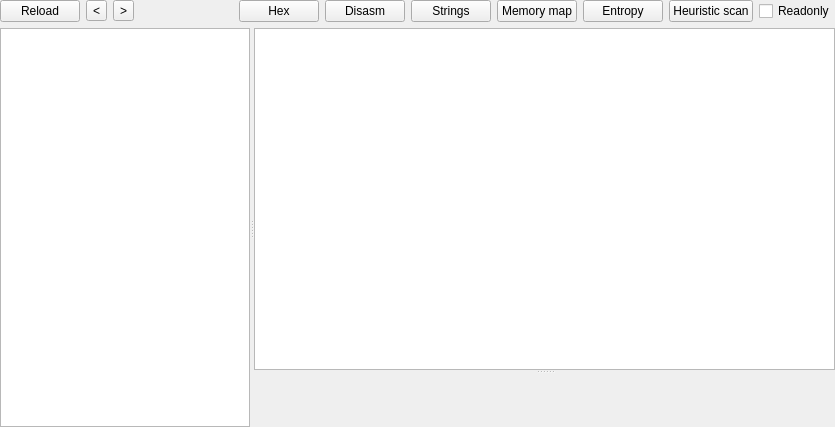
Old version of the form PE/pewidget.ui in the repository horsicq/FormatWidgets.
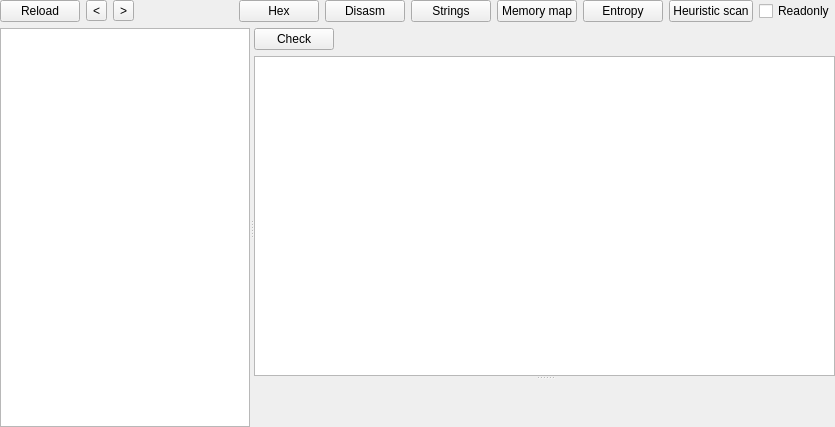
New version of the form. The open tabs and pages were chosen to show the change. Custom widgets are drawn as their Qt base class.

Diff of the .ui file:
```diff
--- a/PE/pewidget.ui
+++ b/PE/pewidget.ui
@@ -1550,7 +1550,7 @@
        </layout>
       </widget>
       <widget class="QWidget" name="page_Certificate">
-       <layout class="QVBoxLayout" name="verticalLayout_36">
+       <layout class="QVBoxLayout" name="verticalLayout_37">
         <property name="leftMargin">
          <number>0</number>
         </property>
@@ -1568,6 +1568,47 @@
           <property name="orientation">
            <enum>Qt::Vertical</enum>
           </property>
+          <widget class="QWidget" name="">
+           <layout class="QVBoxLayout" name="verticalLayout_36">
+            <item>
+             <widget class="QWidget" name="widgetCertificateCheck" native="true">
+              <layout class="QHBoxLayout" name="horizontalLayout_4">
+               <property name="leftMargin">
+                <number>0</number>
+               </property>
+               <property name="topMargin">
+                <number>0</number>
+               </property>
+               <property name="rightMargin">
+                <number>0</number>
+               </property>
+               <property name="bottomMargin">
+                <number>0</number>
+               </property>
+               <item>
+                <widget class="QPushButton" name="pushButtonCertificateCheck">
+                 <property name="text">
+                  <string>Check</string>
+                 </property>
+                </widget>
+               </item>
+               <item>
+                <spacer name="horizontalSpacer_4">
+                 <property name="orientation">
+                  <enum>Qt::Horizontal</enum>
+                 </property>
+                 <property name="sizeHint" stdset="0">
+                  <size>
+                   <width>494</width>
+                   <height>20</height>
+                  </size>
+                 </property>
+                </spacer>
+               </item>
+              </layout>
+             </widget>
+            </item>
+            <item>
           <widget class="QTreeView" name="treeView_Certificate">
            <property name="editTriggers">
             <set>QAbstractItemView::NoEditTriggers</set>
@@ -1578,6 +1619,9 @@
            <attribute name="headerDefaultSectionSize">
             <number>57</number>
            </attribute>
+             </widget>
+            </item>
+           </layout>
           </widget>
           <widget class="ToolsWidget" name="widgetHex_Certificate" native="true">
            <property name="sizePolicy">
```
Left out of the diff: 2 changed lines with no effect on the pictures. Lines whose indentation alone changed are shown as unchanged.
